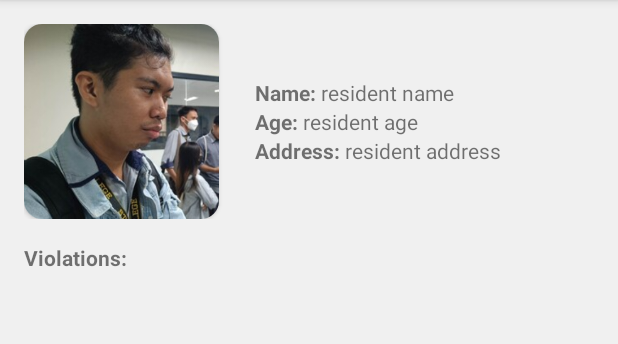
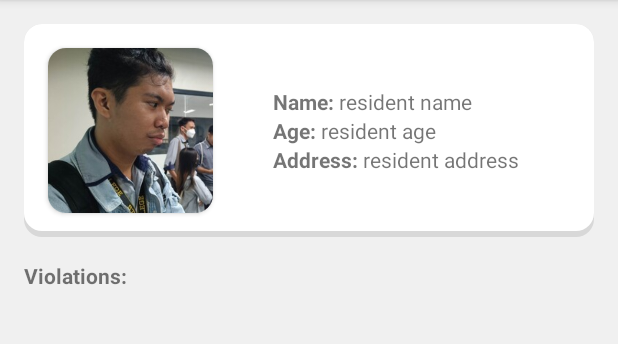
Before and after one commit to Grrom/barangay_cleaning, an Android app: the ResidentActivity screen opened directly, with no data from a screen before it, on a phone screen of 412 x 824 dp, the part 84-428 px from its top. Run offline under Robolectric (Android 15) with nearby library versions, the phone set to English and light mode, and no system bars; 5 statements that could not run were skipped.

```diff
--- a/app/src/main/java/com/example/barangay_cleaning/models/ResidentsAdapter.java
+++ b/app/src/main/java/com/example/barangay_cleaning/adapters/ResidentsAdapter.java
@@ -1,4 +1,4 @@
-package com.example.barangay_cleaning.models;
+package com.example.barangay_cleaning.adapters;
 
 import android.content.Context;
 import android.content.Intent;
@@ -13,6 +13,7 @@ import androidx.annotation.NonNull;
 import androidx.recyclerview.widget.RecyclerView;
 
 import com.example.barangay_cleaning.R;
+import com.example.barangay_cleaning.models.Resident;
 import com.example.barangay_cleaning.views.ResidentActivity;
 
 import java.util.ArrayList;
--- a/app/src/main/java/com/example/barangay_cleaning/ui/residents/ResidentsFragment.java
+++ b/app/src/main/java/com/example/barangay_cleaning/ui/residents/ResidentsFragment.java
@@ -4,7 +4,6 @@ import android.os.Bundle;
 import android.view.LayoutInflater;
 import android.view.View;
 import android.view.ViewGroup;
-import android.widget.TextView;
 
 import androidx.annotation.NonNull;
 import androidx.fragment.app.Fragment;
@@ -15,7 +14,7 @@ import androidx.recyclerview.widget.RecyclerView;
 import com.example.barangay_cleaning.R;
 import com.example.barangay_cleaning.databinding.FragmentResidentsBinding;
 import com.example.barangay_cleaning.models.Resident;
-import com.example.barangay_cleaning.models.ResidentsAdapter;
+import com.example.barangay_cleaning.adapters.ResidentsAdapter;
 
 import java.util.ArrayList;
 
--- a/app/src/main/res/layout/activity_resident.xml
+++ b/app/src/main/res/layout/activity_resident.xml
@@ -21,16 +21,18 @@
             android:layout_width="match_parent"
             android:layout_height="wrap_content"
             android:orientation="horizontal"
+            android:background="@drawable/card_background"
             >
             <androidx.cardview.widget.CardView
+                android:layout_margin="16dp"
                 android:layout_width="wrap_content"
                 android:layout_height="wrap_content"
                 app:cardCornerRadius="12dp"
                 >
                 <ImageView
                     android:id="@+id/resident_image"
-                    android:layout_width="130dp"
-                    android:layout_height="130dp"
+                    android:layout_width="110dp"
+                    android:layout_height="110dp"
                     android:src="@drawable/temp_profile"
                     />
             </androidx.cardview.widget.CardView>
```
